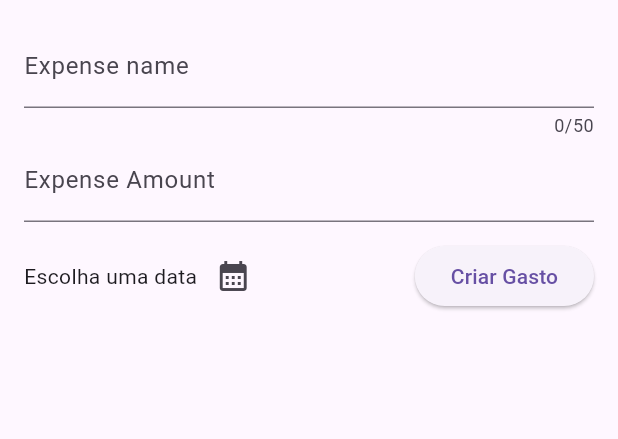
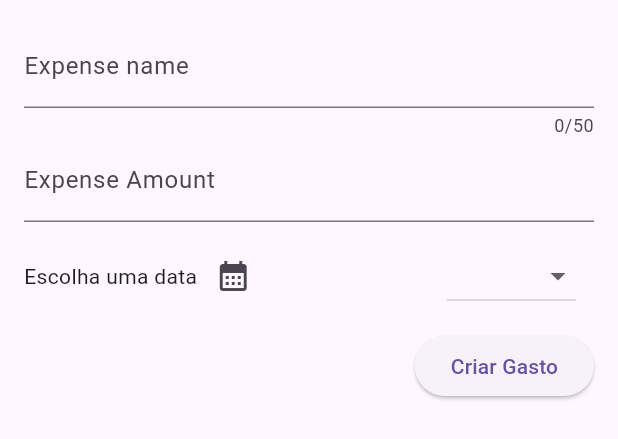
Before and after one commit to VitorMours/Expense-Tracker, a Flutter app: the ExpenseInput widget shown alone on an empty page, opened directly, on a phone screen of 412 x 824 dp. Shown: the top 439 px of the screen. Run offline on Flutter 3.47's test engine with Material 3 defaults, Android fonts, the phone set to English and light mode, and no system bars.

Commit message:
Adicionando os inputs de categoria de despesa, e ajustando o datepicker para selecionar a data da despesa

```diff
--- a/lib/models/expense.dart
+++ b/lib/models/expense.dart
@@ -4,7 +4,7 @@ import "package:uuid/v4.dart";
 import "package:intl/intl.dart";
 
 // ignore: constant_identifier_names
-final DateFormatter = DateFormat.yMd();
+DateFormat DateFormatter = DateFormat.yMd();
 
 const uuid = Uuid();
 
--- a/lib/widgets/expense_input.dart
+++ b/lib/widgets/expense_input.dart
@@ -1,3 +1,4 @@
+import "package:expense_tracker/models/expense.dart";
 import "package:flutter/material.dart";
 
 class ExpenseInput extends StatefulWidget {
@@ -8,6 +9,8 @@ class ExpenseInput extends StatefulWidget {
 class _ExpenseInputState extends State<ExpenseInput> {
   TextEditingController nameController = TextEditingController();
   TextEditingController amountController = TextEditingController();
+  DateTime? datePicked;
+  Category? _dropdownValue;
 
   @override
   void dispose() {
@@ -16,11 +19,15 @@ class _ExpenseInputState extends State<ExpenseInput> {
     amountController.dispose();
   }
 
-  void _getDatePicker() {
+  Future<void> _getDatePicker() async {
     final now = DateTime.now();
     final last = DateTime(now.year + 1, now.month, now.day);
-    showDatePicker(
+    datePicked = await showDatePicker(
         context: context, initialDate: now, firstDate: now, lastDate: last);
+
+    setState(() {
+      datePicked = datePicked;
+    });
   }
 
   void _createExpense() {}
@@ -51,17 +58,40 @@ class _ExpenseInputState extends State<ExpenseInput> {
                   mainAxisAlignment: MainAxisAlignment.end,
                   crossAxisAlignment: CrossAxisAlignment.center,
                   children: [
-                    const Text("Escolha uma data"),
+                    Text(datePicked == null
+                        ? "Escolha uma data"
+                        : DateFormatter.format(datePicked!)),
                     IconButton(
                         tooltip: "Escolha a data da despesa",
                         onPressed: _getDatePicker,
                         icon: const Icon(Icons.calendar_month)),
                   ],
                 ),
-                ElevatedButton(
-                    onPressed: _createExpense, child: const Text("Criar Gasto"))
+                DropdownButton(
+                    padding: EdgeInsets.symmetric(horizontal: 12),
+                    value: _dropdownValue,
+                    items: Category.values
+                        .map((category) => DropdownMenuItem(
+                            value: category,
+                            child: Text(category.name.toUpperCase())))
+                        .toList(),
+                    onChanged: (value) {
+                      setState(() {
+                        if (value == null) {
+                          return;
+                        }
+                        _dropdownValue = value;
+                      });
+                    }),
               ],
             ),
+          ),
+          Row(
+            mainAxisAlignment: MainAxisAlignment.end,
+            children: [
+              ElevatedButton(
+                  onPressed: _createExpense, child: const Text("Criar Gasto")),
+            ],
           )
         ]));
   }
```
